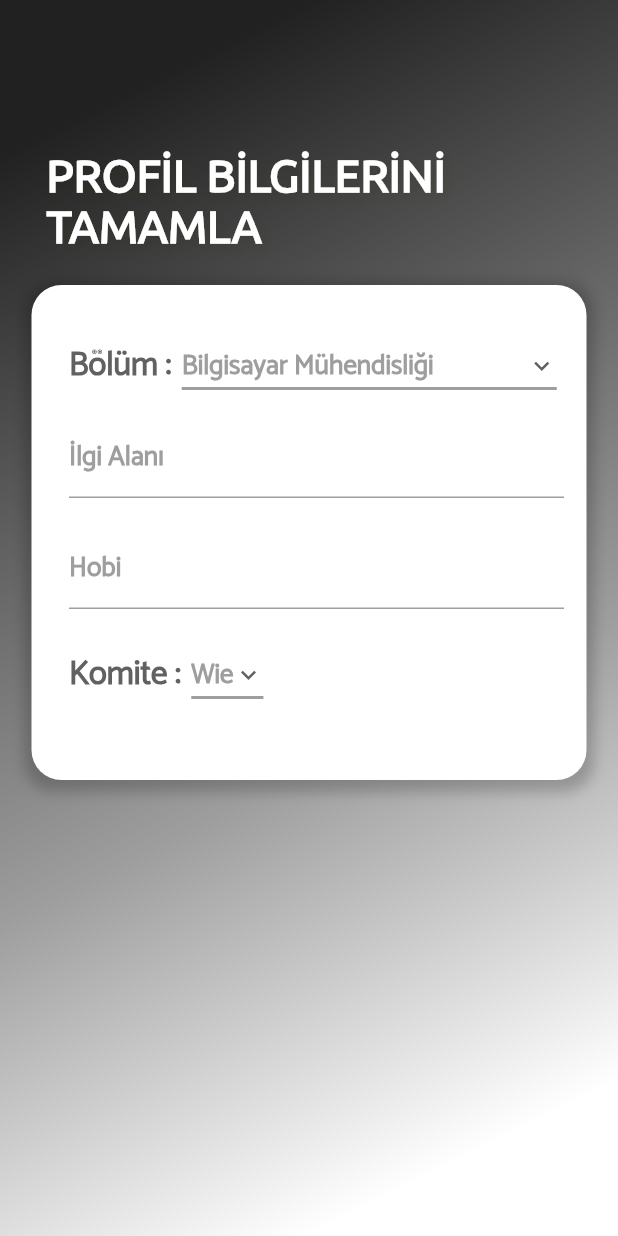
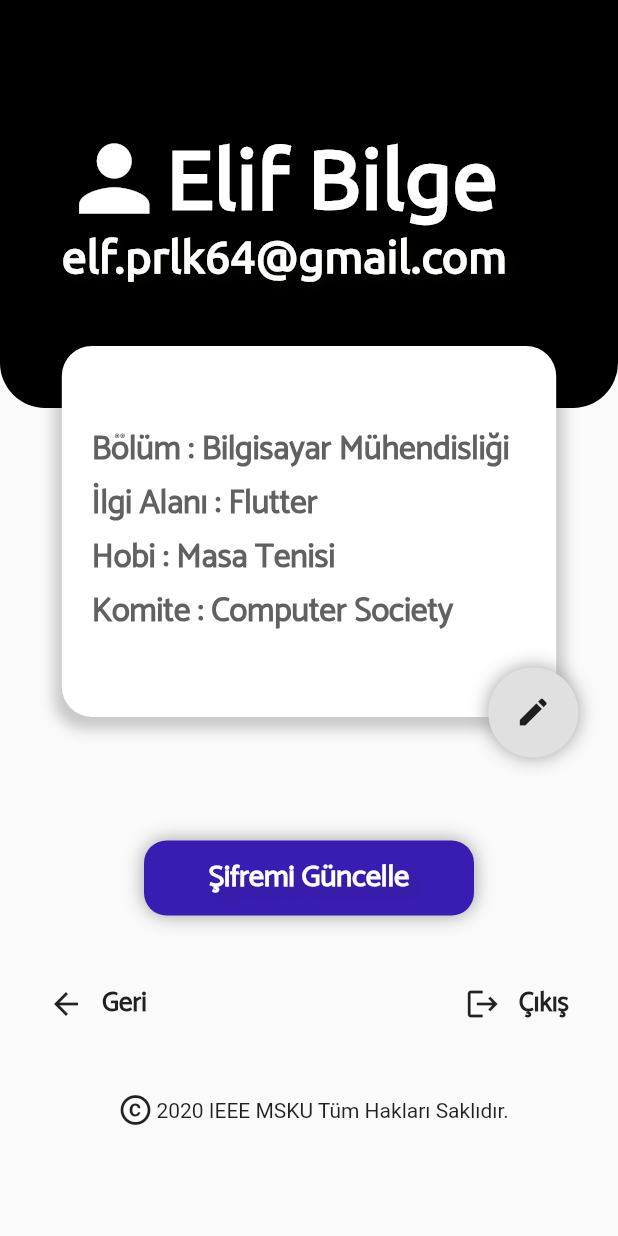
Before and after one commit to elifbilgep/topluluk_tasarim, a Flutter app: the screen it shows after launch, on a phone screen of 412 x 824 dp. Run offline on Flutter 3.47's test engine with Material 2 defaults, Android fonts, the phone set to English and light mode, and no system bars; project files that could hold a hidden picture were left out.

Commit message:
profil sayfası ekendi

```diff
--- a/lib/Pages/change_pass.dart
+++ b/lib/Pages/change_pass.dart
@@ -2,26 +2,29 @@ import 'package:flutter/material.dart';
 import 'package:topluluk_tasarim/const.dart';
 
 class ChangePassword extends StatelessWidget {
+  Size size;
   static GlobalKey<FormState> formKey = GlobalKey<FormState>();
   static Key key1 = new GlobalKey();
   static Key key2 = new GlobalKey();
   static Key key3 = new GlobalKey();
   @override
-  Size size;
   Widget build(BuildContext context) {
-    size = MediaQuery.of(context).size;
+    Size size = MediaQuery.of(context).size;
 
     return Scaffold(
         resizeToAvoidBottomInset: false,
         backgroundColor: Colors.white,
         body: Column(
-          children: [buildingHeaderAndTextForm(context), buildingBack(context)],
+          children: [
+            buildingHeaderAndTextForm(context, size),
+            buildingBack(context,size)
+          ],
         ));
   }
 
-  Widget buildingHeaderAndTextForm(context) {
+  Widget buildingHeaderAndTextForm(context, Size size) {
     return Container(
-      height: size.height*0.8,
+      height: size.height * 0.8,
       child: Stack(
         children: [
           Container(
@@ -142,24 +145,40 @@ class ChangePassword extends StatelessWidget {
     );
   }
 
-  Widget buildingBack(context) {
-     return Padding(
-      padding: EdgeInsets.only(left: MediaQuery.of(context).size.width*0.1,top: MediaQuery.of(context).size.width*0.08),
+  Widget buildingBack(context,size) {
+    return Padding(
+      padding: EdgeInsets.only(
+          left: MediaQuery.of(context).size.width * 0.1,
+          top: MediaQuery.of(context).size.width * 0.08),
       child: Row(
-
         children: [
-
-          Icon(Icons.arrow_back_ios,color: Colors.indigo,size: 30,),
-          Text("Geri", style: TextStyle(color: Colors.indigo,fontWeight: FontWeight.bold,fontSize: 20),),
-          SizedBox(width: size.width*0.4,),
+          Icon(
+            Icons.arrow_back_ios,
+            color: Colors.indigo,
+            size: 30,
+          ),
+          Text(
+            "Geri",
+            style: TextStyle(
+                color: Colors.indigo,
+                fontWeight: FontWeight.bold,
+                fontSize: 20),
+          ),
+          SizedBox(
+            width: size.width * 0.4,
+          ),
           Container(
             decoration: BoxDecoration(
               borderRadius: butonBorder,
               gradient: indigoButton,
             ),
-            height: size.height*0.1,
-            width: size.width*0.2,
-            child: Icon(Icons.save,color: Colors.white,size: 50,),
+            height: size.height * 0.1,
+            width: size.width * 0.2,
+            child: Icon(
+              Icons.save,
+              color: Colors.white,
+              size: 50,
+            ),
           )
         ],
       ),
--- /dev/null
+++ b/lib/Pages/profil.dart
@@ -0,0 +1,200 @@
+import 'package:flutter/material.dart';
+
+import '../const.dart';
+
+class Profile extends StatelessWidget {
+  static GlobalKey<FormState> formKey = GlobalKey<FormState>();
+  static Key key1 = new GlobalKey();
+  static Key key2 = new GlobalKey();
+  static Key key3 = new GlobalKey();
+  Size size;
+  @override
+  Widget build(BuildContext context) {
+    Size size = MediaQuery.of(context).size;
+    return Scaffold(
+      resizeToAvoidBottomInset: false,
+      body: Column(
+        children: [
+          buildHeader(context, size),
+          buildPassword(),
+          SizedBox(
+            height: 35,
+          ),
+          buildBackAndLogOut(),
+          SizedBox(
+            height: 35,
+          ),
+          buildLegal(size),
+        ],
+      ),
+    );
+  }
+
+  buildHeader(context, Size size) {
+    return Container(
+      height: size.height * 0.68,
+      child: Stack(
+        children: [
+          Container(
+            width: size.width,
+            height: size.height * 0.33,
+            decoration: BoxDecoration(
+              color: Colors.black,
+              borderRadius: BorderRadius.only(
+                  bottomLeft: Radius.circular(30),
+                  bottomRight: Radius.circular(30)),
+            ),
+            child: Padding(
+              padding: EdgeInsets.only(
+                  left: MediaQuery.of(context).size.width * 0.1),
+              child: Column(
+                mainAxisAlignment: MainAxisAlignment.center,
+                crossAxisAlignment: CrossAxisAlignment.center,
+                children: [
+                  Row(
+                    crossAxisAlignment: CrossAxisAlignment.center,
+                    children: [
+                      Icon(
+                        Icons.person,
+                        color: Colors.white,
+                        size: 70,
+                      ),
+                      Text(
+                        "Elif Bilge",
+                        style: TextStyle(
+                            color: Colors.white,
+                            fontSize: 55,
+                            fontFamily: "Ubuntu",
+                            fontWeight: FontWeight.bold),
+                      ),
+                    ],
+                  ),
+                  Row(
+                    children: [
+                      Text(
+                        "elf.prlk64@gmail.com",
+                        style: headerText2,
+                      )
+                    ],
+                  )
+                ],
+              ),
+            ),
+          ),
+          Positioned(
+            top: size.height * 0.28,
+            right: size.width * 0.1,
+            left: size.width * 0.1,
+            child: Container(
+                height: size.height * 0.30,
+                width: size.width * 0.6,
+                decoration: BoxDecoration(
+                  color: Colors.white,
+                  borderRadius: BorderRadius.circular(20),
+                  boxShadow: [
+                    BoxShadow(
+                      color: Colors.black.withOpacity(0.2),
+                      spreadRadius: 5,
+                      blurRadius: 7,
+                      offset: Offset(0, 3),
+                    ),
+                  ],
+                ),
+                child: Container(
+                  child: Padding(
+                    padding: const EdgeInsets.only(left: 20.0),
+                    child: Column(
+                      mainAxisAlignment: MainAxisAlignment.center,
+                      crossAxisAlignment: CrossAxisAlignment.start,
+                      children: [
+                        Text(
+                          "Bölüm : Bilgisayar Mühendisliği",
+                          style: textStyle2,
+                        ),
+                        Text(
+                          "İlgi Alanı : Flutter",
+                          style: textStyle2,
+                        ),
+                        Text(
+                          "Hobi : Masa Tenisi",
+                          style: textStyle2,
+                        ),
+                        Text(
+                          "Komite : Computer Society",
+                          style: textStyle2,
+                        )
+                      ],
+                    ),
+                  ),
+                )),
+          ),
+          Positioned(
+            left: size.width * 0.79,
+            top: size.height * 0.54,
+            child: Container(
+              height: 60,
+              width: 60,
+              decoration: BoxDecoration(
+                  boxShadow: [BoxShadow(blurRadius: 10, color: Colors.grey)],
+                  shape: BoxShape.circle,
+                  color: Colors.grey.shade300),
+              child: Icon(Icons.edit),
+            ),
+          ),
+        ],
+        overflow: Overflow.visible,
+      ),
+    );
+  }
+
+  buildPassword() {
+    return Container(
+      height: 50,
+      width: 220,
+      decoration: BoxDecoration(
+        boxShadow: [BoxShadow(blurRadius: 10, color: Colors.grey)],
+        color: Color.fromRGBO(57, 28, 178, 1),
+        borderRadius: BorderRadius.circular(15),
+      ),
+      child: Center(child: Text("Şifremi Güncelle", style: miniHeader2)),
+    );
+  }
+
+  buildBackAndLogOut() {
+    return Padding(
+      padding: const EdgeInsets.only(left: 20.0),
+      child: Row(
+        children: [
+          IconButton(icon: Icon(Icons.arrow_back_outlined), onPressed: () {}),
+          Text(
+            "Geri",
+            style: textStyle4,
+          ),
+          SizedBox(
+            width: 200,
+          ),
+          IconButton(icon: Icon(Icons.logout), onPressed: () {}),
+          Text(
+            "Çıkış",
+            style: textStyle4,
+          ),
+        ],
+      ),
+    );
+  }
+
+  buildLegal(Size size) {
+    return Row(
+      children: [
+        SizedBox(
+          width: size.width * 0.19,
+        ),
+        Icon(Icons.copyright),
+        SizedBox(
+          width: 2,
+        ),
+        Text("2020 IEEE MSKU Tüm Hakları Saklıdır.")
+      ],
+    );
+  }
+}
--- a/lib/const.dart
+++ b/lib/const.dart
@@ -5,7 +5,7 @@ List categories = [
   "Elektrik Elektronik Mühendisliği",
   "İnşaat Mühendisliği"
 ];
-List categories2 = ["Wie","Cs","Ea"];
+List categories2 = ["Wie", "Cs", "Ea"];
 const detailsColor = Color.fromRGBO(151, 175, 255, 1);
 const detailsColor2 = Color.fromRGBO(213, 217, 255, 1);
 
@@ -71,6 +71,12 @@ var splashBg = LinearGradient(
       Color.fromRGBO(255, 255, 255, 1),
       Color.fromRGBO(112, 128, 144, 1),
     ]);
+var textStyle4 = TextStyle(
+    color: Colors.grey.shade900,
+    fontFamily: "Catamaran",
+    fontSize: 18,
+    fontWeight: FontWeight.bold);
+
 var textStyle3 = TextStyle(
     color: Colors.grey.shade500,
     fontFamily: "Catamaran",
--- a/lib/main.dart
+++ b/lib/main.dart
@@ -8,6 +8,7 @@ import 'Pages/create_notice.dart';
 import 'Pages/details.dart';
 import 'Pages/home_page_elif.dart';
 import 'Pages/myEvents.dart';
+import 'Pages/profil.dart';
 import 'Pages/splash.dart';
 import 'Pages/qrRead.dart';
 import 'Pages/take_info_page.dart';
@@ -23,7 +24,7 @@ class MyApp extends StatelessWidget {
       theme: ThemeData(
         primarySwatch: Colors.grey,
       ),
-      home: TakeInfo(),
+      home: Profile(),
     );
   }
 }
```
